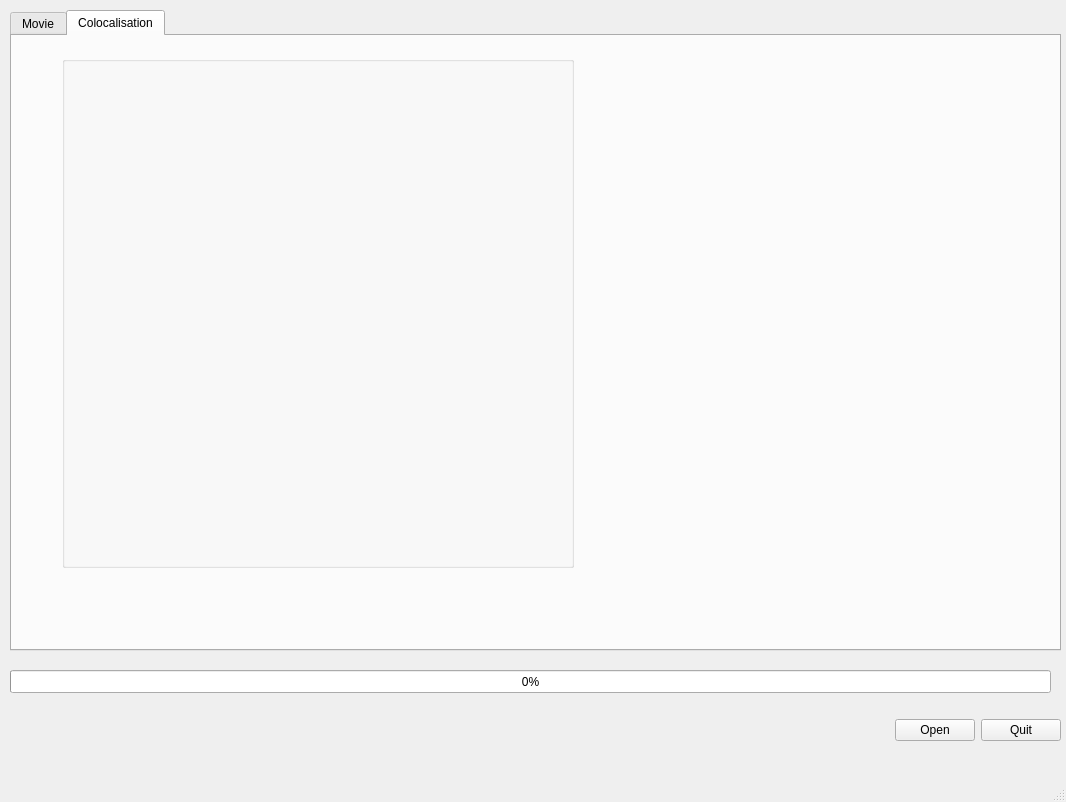
Above: obcol.ui from drmatthews/object-colocalisation before the change. Below: the same form after it.
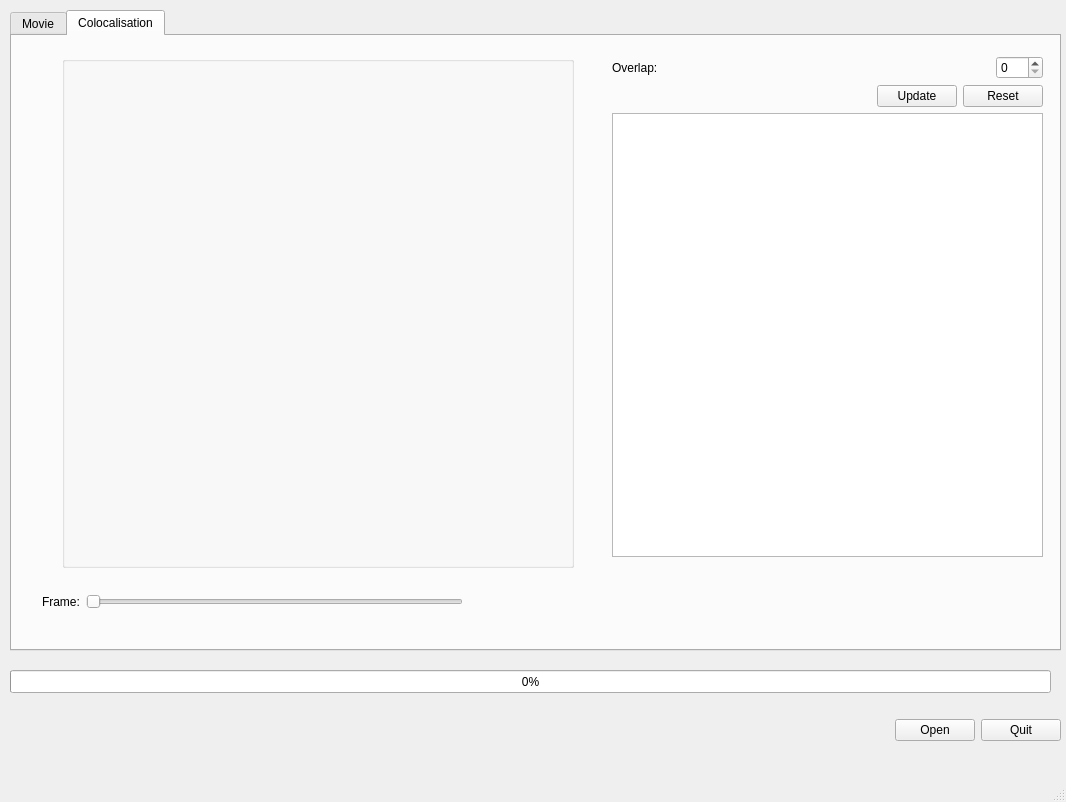
That is the form after the change. The open tabs and pages were chosen to show the change.

Commit message: major changes to logic and gui control

```diff
--- a/obcol.ui
+++ b/obcol.ui
@@ -206,37 +206,6 @@
          </item>
         </layout>
        </item>
-       <item>
-        <layout class="QHBoxLayout" name="horizontalLayout_7">
-         <item>
-          <widget class="QLabel" name="label_8">
-           <property name="text">
-            <string>Overlap:</string>
-           </property>
-          </widget>
-         </item>
-         <item>
-          <spacer name="horizontalSpacer_5">
-           <property name="orientation">
-            <enum>Qt::Horizontal</enum>
-           </property>
-           <property name="sizeHint" stdset="0">
-            <size>
-             <width>40</width>
-             <height>20</height>
-            </size>
-           </property>
-          </spacer>
-         </item>
-         <item>
-          <widget class="QSpinBox" name="overlap_spinbox">
-           <property name="maximum">
-            <number>100</number>
-           </property>
-          </widget>
-         </item>
-        </layout>
-       </item>
        <item>
         <layout class="QHBoxLayout" name="horizontalLayout_9">
          <item>
@@ -329,6 +298,112 @@
        <string/>
       </property>
      </widget>
+     <widget class="QWidget" name="verticalLayoutWidget_2">
+      <property name="geometry">
+       <rect>
+        <x>600</x>
+        <y>20</y>
+        <width>431</width>
+        <height>501</height>
+       </rect>
+      </property>
+      <layout class="QVBoxLayout" name="verticalLayout_2">
+       <item>
+        <layout class="QHBoxLayout" name="horizontalLayout_7">
+         <item>
+          <widget class="QLabel" name="label_8">
+           <property name="text">
+            <string>Overlap:</string>
+           </property>
+          </widget>
+         </item>
+         <item>
+          <spacer name="horizontalSpacer_5">
+           <property name="orientation">
+            <enum>Qt::Horizontal</enum>
+           </property>
+           <property name="sizeHint" stdset="0">
+            <size>
+             <width>40</width>
+             <height>20</height>
+            </size>
+           </property>
+          </spacer>
+         </item>
+         <item>
+          <widget class="QSpinBox" name="overlap_spinbox">
+           <property name="maximum">
+            <number>100</number>
+           </property>
+           <property name="value">
+            <number>0</number>
+           </property>
+          </widget>
+         </item>
+        </layout>
+       </item>
+       <item>
+        <layout class="QHBoxLayout" name="horizontalLayout_11">
+         <item>
+          <spacer name="horizontalSpacer_6">
+           <property name="orientation">
+            <enum>Qt::Horizontal</enum>
+           </property>
+           <property name="sizeHint" stdset="0">
+            <size>
+             <width>40</width>
+             <height>20</height>
+            </size>
+           </property>
+          </spacer>
+         </item>
+         <item>
+          <widget class="QPushButton" name="update_button">
+           <property name="text">
+            <string>Update</string>
+           </property>
+          </widget>
+         </item>
+         <item>
+          <widget class="QPushButton" name="reset_button">
+           <property name="text">
+            <string>Reset</string>
+           </property>
+          </widget>
+         </item>
+        </layout>
+       </item>
+       <item>
+        <widget class="QTableView" name="results_table"/>
+       </item>
+      </layout>
+     </widget>
+     <widget class="QWidget" name="horizontalLayoutWidget_4">
+      <property name="geometry">
+       <rect>
+        <x>30</x>
+        <y>540</y>
+        <width>421</width>
+        <height>51</height>
+       </rect>
+      </property>
+      <layout class="QHBoxLayout" name="horizontalLayout_12">
+       <item>
+        <widget class="QLabel" name="label_9">
+         <property name="text">
+          <string>Frame:</string>
+         </property>
+        </widget>
+       </item>
+       <item>
+        <widget class="QSlider" name="coloc_frame_slider">
+         <property name="orientation">
+          <enum>Qt::Horizontal</enum>
+         </property>
+        </widget>
+       </item>
+      </layout>
+     </widget>
     </widget>
    </widget>
    <widget class="QWidget" name="horizontalLayoutWidget_2">
```
Left out of the diff: 2 changed lines with no effect on the pictures. The commit also changes 4 other files.
